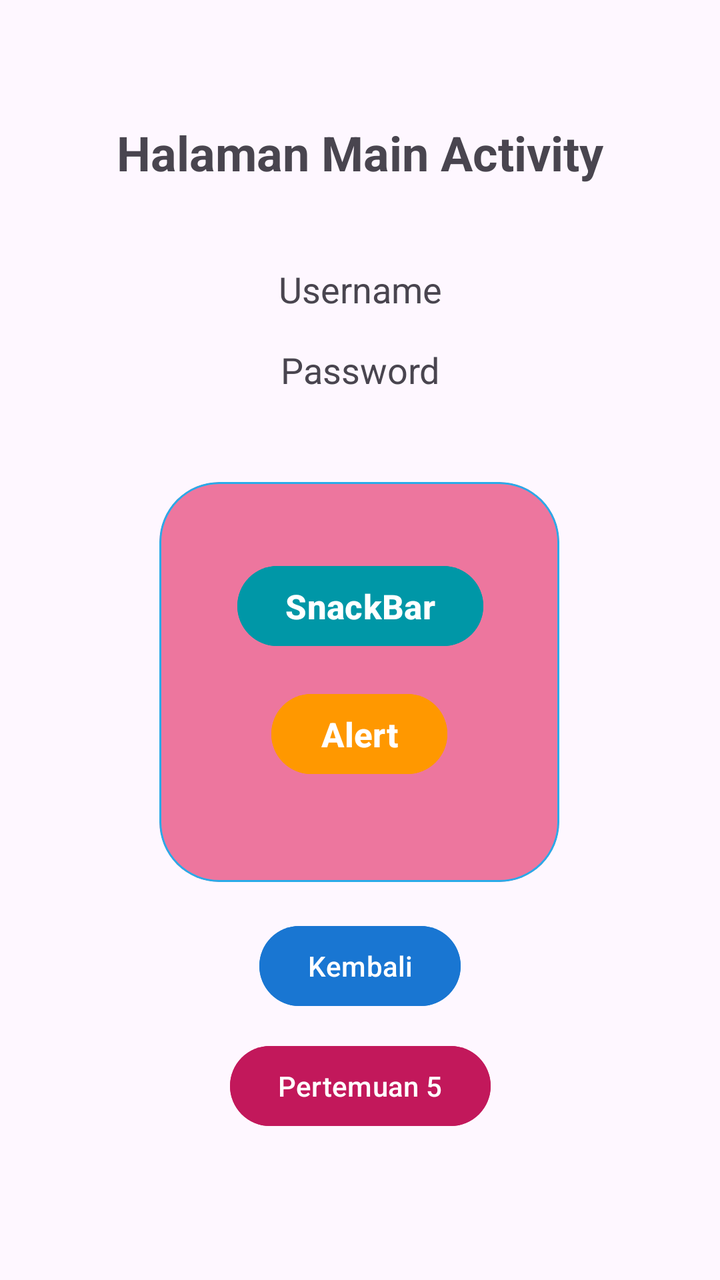
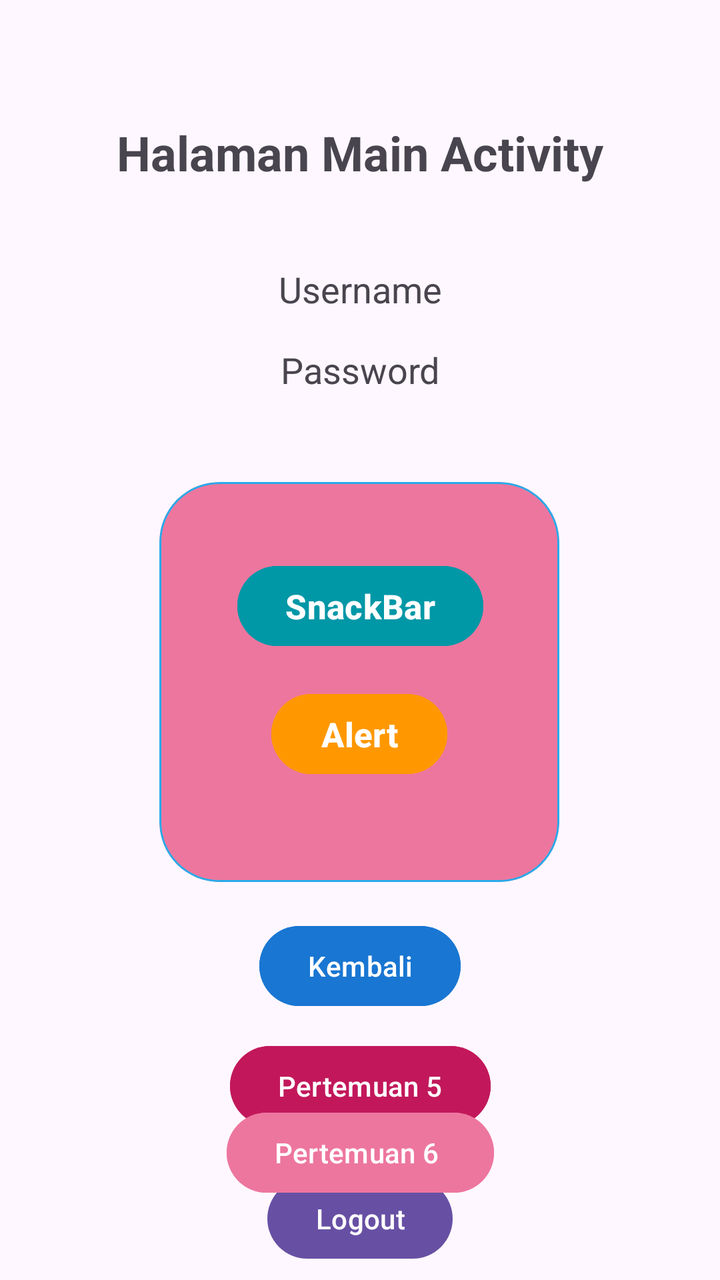

An Android layout rendered at two revisions. The XML below is the earlier revision; the diff shows what the commit changed to produce the second picture.
<!-- AndroidManifest.xml: application theme Theme.Manda3TIA_P3 -->
<!-- res/layout/activity_main.xml -->
<?xml version="1.0" encoding="utf-8"?>
<androidx.constraintlayout.widget.ConstraintLayout xmlns:android="http://schemas.android.com/apk/res/android"
    xmlns:app="http://schemas.android.com/apk/res-auto"
    xmlns:tools="http://schemas.android.com/tools"
    android:id="@+id/main"
    android:layout_width="match_parent"
    android:layout_height="match_parent"
    tools:context=".MainActivity">

    <TextView
        android:id="@+id/textView3"
        android:layout_width="wrap_content"
        android:layout_height="wrap_content"
        android:layout_marginTop="60dp"
        android:text="Halaman Main Activity"
        android:textSize="24sp"
        android:textStyle="bold"
        app:layout_constraintEnd_toEndOf="parent"
        app:layout_constraintStart_toStartOf="parent"
        app:layout_constraintTop_toTopOf="parent" />

    <TextView
        android:id="@+id/txtUsername"
        android:layout_width="wrap_content"
        android:layout_height="wrap_content"
        android:layout_marginTop="40dp"
        android:text="Username"
        android:textSize="18sp"
        app:layout_constraintEnd_toEndOf="parent"
        app:layout_constraintStart_toStartOf="parent"
        app:layout_constraintTop_toBottomOf="@+id/textView3" />

    <TextView
        android:id="@+id/txtPassword"
        android:layout_width="wrap_content"
        android:layout_height="wrap_content"
        android:layout_marginTop="16dp"
        android:text="Password"
        android:textSize="18sp"
        app:layout_constraintEnd_toEndOf="parent"
        app:layout_constraintStart_toStartOf="parent"
        app:layout_constraintTop_toBottomOf="@+id/txtUsername" />

    <com.google.android.material.card.MaterialCardView
        android:id="@+id/materialCardView"
        android:layout_width="200dp"
        android:layout_height="200dp"
        android:layout_marginTop="44dp"
        app:cardBackgroundColor="@color/pink"
        app:cardCornerRadius="30dp"
        app:layout_constraintEnd_toEndOf="parent"
        app:layout_constraintHorizontal_bias="0.497"
        app:layout_constraintStart_toStartOf="parent"
        app:layout_constraintTop_toBottomOf="@+id/txtPassword"
        app:strokeColor="#29ABE9">

        <androidx.constraintlayout.widget.ConstraintLayout
            android:layout_width="match_parent"
            android:layout_height="match_parent"
            android:layout_margin="10dp">

            <Button
                android:id="@+id/btnSnackBar"
                android:layout_width="wrap_content"
                android:layout_height="wrap_content"
                android:layout_marginTop="28dp"
                android:backgroundTint="#0097A7"
                android:text="SnackBar"
                android:textSize="17sp"
                android:textStyle="bold"
                app:layout_constraintEnd_toEndOf="parent"
                app:layout_constraintHorizontal_bias="0.506"
                app:layout_constraintStart_toStartOf="parent"
                app:layout_constraintTop_toTopOf="parent" />

            <Button
                android:id="@+id/btnAlert"
                android:layout_width="wrap_content"
                android:layout_height="wrap_content"
                android:layout_marginTop="16dp"
                android:backgroundTint="#FF9800"
                android:text="Alert"
                android:textSize="17sp"
                android:textStyle="bold"
                app:layout_constraintEnd_toEndOf="parent"
                app:layout_constraintStart_toStartOf="parent"
                app:layout_constraintTop_toBottomOf="@+id/btnSnackBar" />

        </androidx.constraintlayout.widget.ConstraintLayout>

    </com.google.android.material.card.MaterialCardView>

    <Button
        android:id="@+id/btnKembali"
        android:layout_width="wrap_content"
        android:layout_height="wrap_content"
        android:layout_marginTop="18dp"
        android:backgroundTint="#1976D2"
        android:text="Kembali"
        android:textColor="@android:color/white"
        app:layout_constraintEnd_toEndOf="parent"
        app:layout_constraintStart_toStartOf="parent"
        app:layout_constraintTop_toBottomOf="@+id/materialCardView" />

    <Button
        android:id="@+id/btnToLima"
        android:layout_width="wrap_content"
        android:layout_height="wrap_content"
        android:layout_marginTop="12dp"
        android:backgroundTint="#C2185B"
        android:text="Pertemuan 5"
        android:textColor="@android:color/white"
        app:layout_constraintEnd_toEndOf="parent"
        app:layout_constraintStart_toStartOf="parent"
        app:layout_constraintTop_toBottomOf="@+id/btnKembali" />

</androidx.constraintlayout.widget.ConstraintLayout>
<!-- resources referenced by this layout -->
<resources>
  <color name="pink">#ED769E</color>
  <style name="Theme.Manda3TIA_P3" parent="Base.Theme.Manda3TIA_P3" />
  <style name="Base.Theme.Manda3TIA_P3" parent="Theme.Material3.DayNight.NoActionBar">
          
          
      </style>
</resources>

<!-- the commit's change to res/layout/activity_main.xml (unified diff, before → after) -->
@@ -114,4 +114,26 @@
         app:layout_constraintStart_toStartOf="parent"
         app:layout_constraintTop_toBottomOf="@+id/btnKembali" />
 
+    <Button
+        android:id="@+id/btnToLogout"
+        android:layout_width="wrap_content"
+        android:layout_height="wrap_content"
+        android:text="Logout"
+        app:layout_constraintBottom_toBottomOf="parent"
+        app:layout_constraintEnd_toEndOf="parent"
+        app:layout_constraintStart_toStartOf="parent"
+        app:layout_constraintTop_toBottomOf="@+id/btnToLima"
+        app:layout_constraintVertical_bias="0.732" />
+
+    <Button
+        android:id="@+id/btnToEnam"
+        android:layout_width="wrap_content"
+        android:layout_height="wrap_content"
+        android:text="Pertemuan 6 "
+        app:layout_constraintBottom_toTopOf="@+id/btnToLogout"
+        app:layout_constraintEnd_toEndOf="parent"
+        android:backgroundTint="@color/pink"
+        app:layout_constraintStart_toStartOf="parent"
+        app:layout_constraintTop_toBottomOf="@+id/btnToLima" />
+
 </androidx.constraintlayout.widget.ConstraintLayout>
